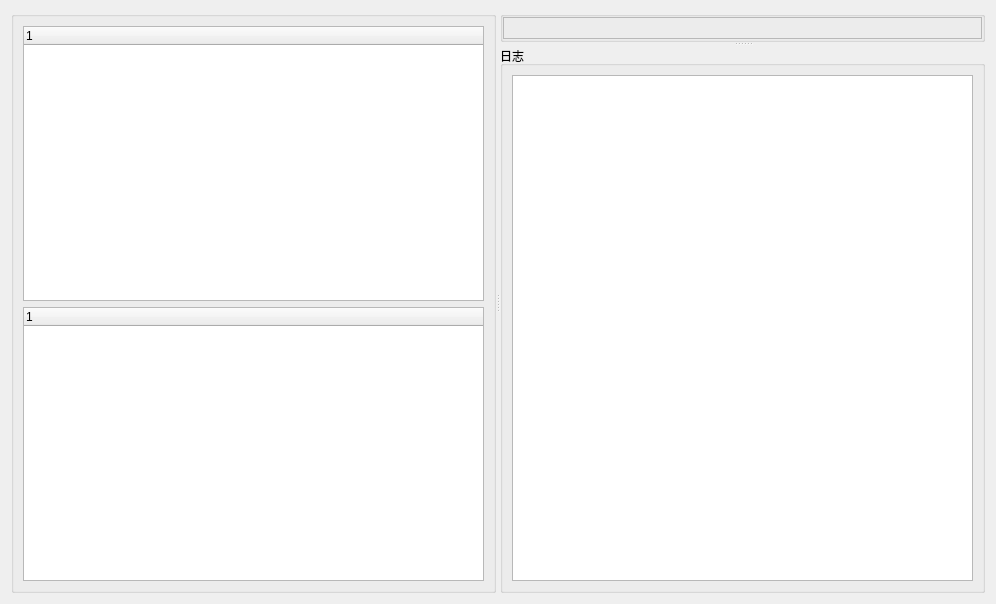
Qt form css/main/scene/sceneeditorview.ui (JZhq/CSS) before a commit.
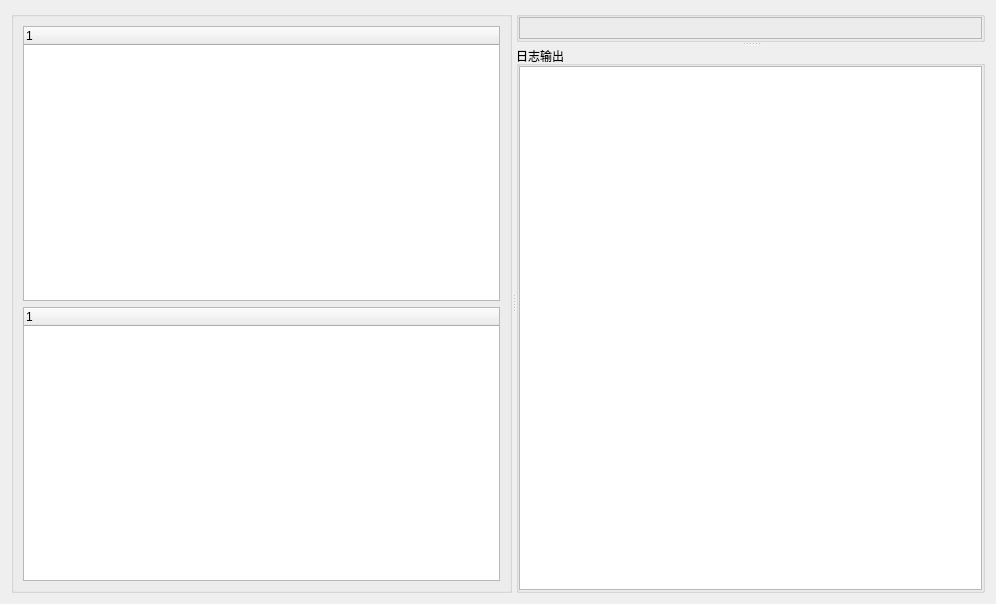
The same form after that commit.

Diff of the .ui file:
```diff
--- a/css/main/scene/sceneeditorview.ui
+++ b/css/main/scene/sceneeditorview.ui
@@ -79,11 +79,23 @@
       </widget>
       <widget class="QGroupBox" name="groupBox_3">
        <property name="title">
-        <string>日志</string>
+        <string>日志输出</string>
        </property>
        <layout class="QGridLayout" name="gridLayout">
+        <property name="leftMargin">
+         <number>0</number>
+        </property>
+        <property name="topMargin">
+         <number>0</number>
+        </property>
+        <property name="rightMargin">
+         <number>0</number>
+        </property>
+        <property name="bottomMargin">
+         <number>0</number>
+        </property>
         <item row="0" column="0">
-         <widget class="QTableView" name="tableView_log"/>
+         <widget class="QTextBrowser" name="textBrowser"/>
         </item>
        </layout>
       </widget>
```
